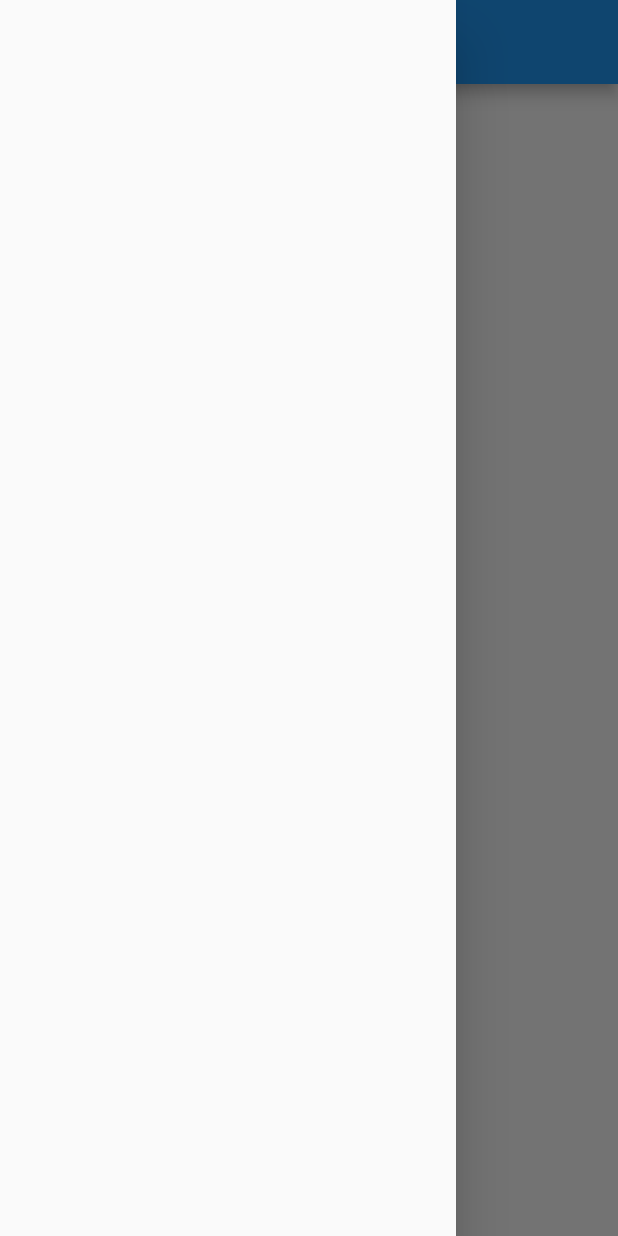
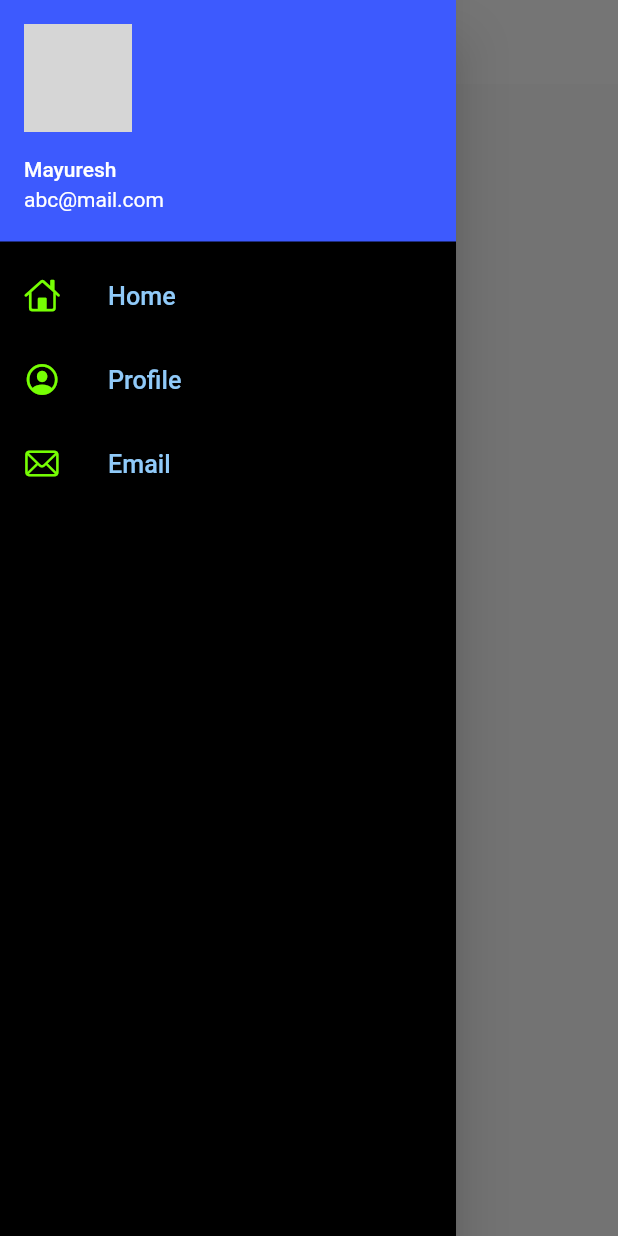
Before and after one commit to TheMas18/FlutterApp1, a Flutter app: the HomePage screen opened by its route, with the side drawer open, on a phone screen of 412 x 824 dp. Run offline on Flutter 3.47's test engine with Material 2 defaults, Android fonts, the phone set to English and light mode, and no system bars; network calls fail; grey boxes are pictures that could not be loaded.

Commit message:
themes done

```diff
--- a/lib/pages/home_page.dart
+++ b/lib/pages/home_page.dart
@@ -1,6 +1,7 @@
 // ignore_for_file: prefer_const_constructors, avoid_unnecessary_containers
 
 import 'package:flutter/material.dart';
+import 'package:myfinalapp/widgets/drawer.dart';
 
 class HomePage extends StatelessWidget {
   const HomePage({Key? key}) : super(key: key);
@@ -9,14 +10,14 @@ class HomePage extends StatelessWidget {
   Widget build(BuildContext context) {
     return Scaffold(
       appBar: AppBar(
-        title: Text("Hello User This is AppBar"),
+        title: Text("Gadget Zone"),
       ),
       body: Center(
         child: Container(
-          child: Text("Hello Wolrd"),
+          child: Text("Hello World"),
         ),
       ),
-      drawer: Drawer(),
+      drawer: MyDrawer(),
     );
   }
 }
--- /dev/null
+++ b/lib/widgets/drawer.dart
@@ -0,0 +1,71 @@
+// ignore_for_file: prefer_const_constructors, prefer_const_literals_to_create_immutables, prefer_const_declarations
+
+import 'package:flutter/cupertino.dart';
+import 'package:flutter/material.dart';
+
+class MyDrawer extends StatelessWidget {
+  const MyDrawer({Key? key}) : super(key: key);
+
+  @override
+  Widget build(BuildContext context) {
+    final imageUrl =
+        "https://sportshub.cbsistatic.com/i/2021/08/09/6e3315ce-cb47-42da-9b0a-41ef335f000e/dragon-ball-super-new-super-hero-movie-goku-toei-animation-1276890.jpg";
+    return Drawer(
+      child: Container(
+        color: Colors.black,
+        child: ListView(
+          padding: EdgeInsets.zero,
+          children: [
+            DrawerHeader(
+              padding: EdgeInsets.zero,
+              child: UserAccountsDrawerHeader(
+                margin: EdgeInsets.zero,
+                decoration: BoxDecoration(
+                  color: Colors.indigoAccent[400],
+                ),
+                accountName: Text("Mayuresh"),
+                accountEmail: Text("abc@mail.com"),
+                currentAccountPicture: CircleAvatar(
+                  backgroundImage: NetworkImage(imageUrl),
+                ),
+              ),
+            ),
+            ListTile(
+              leading: Icon(CupertinoIcons.home,
+                  color: Colors.lightGreenAccent[400]),
+              title: Text(
+                'Home',
+                textScaleFactor: 1.2,
+                style: TextStyle(
+                  color: Colors.blue[200],
+                ),
+              ),
+            ),
+            ListTile(
+              leading: Icon(CupertinoIcons.profile_circled,
+                  color: Colors.lightGreenAccent[400]),
+              title: Text(
+                'Profile',
+                textScaleFactor: 1.2,
+                style: TextStyle(
+                  color: Colors.blue[200],
+                ),
+              ),
+            ),
+            ListTile(
+              leading: Icon(CupertinoIcons.mail,
+                  color: Colors.lightGreenAccent[400]),
+              title: Text(
+                'Email',
+                textScaleFactor: 1.2,
+                style: TextStyle(
+                  color: Colors.blue[200],
+                ),
+              ),
+            ),
+          ],
+        ),
+      ),
+    );
+  }
+}
--- /dev/null
+++ b/lib/widgets/themes.dart
@@ -0,0 +1,15 @@
+import 'package:flutter/material.dart';
+
+class MyTheme {
+  static ThemeData lightTheme(BuildContext context) => ThemeData(
+          appBarTheme: AppBarTheme(
+        color: Colors.white,
+        elevation: 0.0,
+        iconTheme: IconThemeData(color: Colors.black),
+        toolbarTextStyle: Theme.of(context).textTheme.bodyText2,
+        titleTextStyle: Theme.of(context).textTheme.headline6,
+      ));
+  static ThemeData dartkTheme(BuildContext context) => ThemeData(
+        brightness: Brightness.dark,
+      );
+}
```
Also changed, not shown: lib/main.dart (+5 -2 lines), lib/pages/experiment_page.dart (added, +61 -0 lines), lib/pages/login_page.dart (+28 -11 lines), assets/images/goku.jpg (added).
